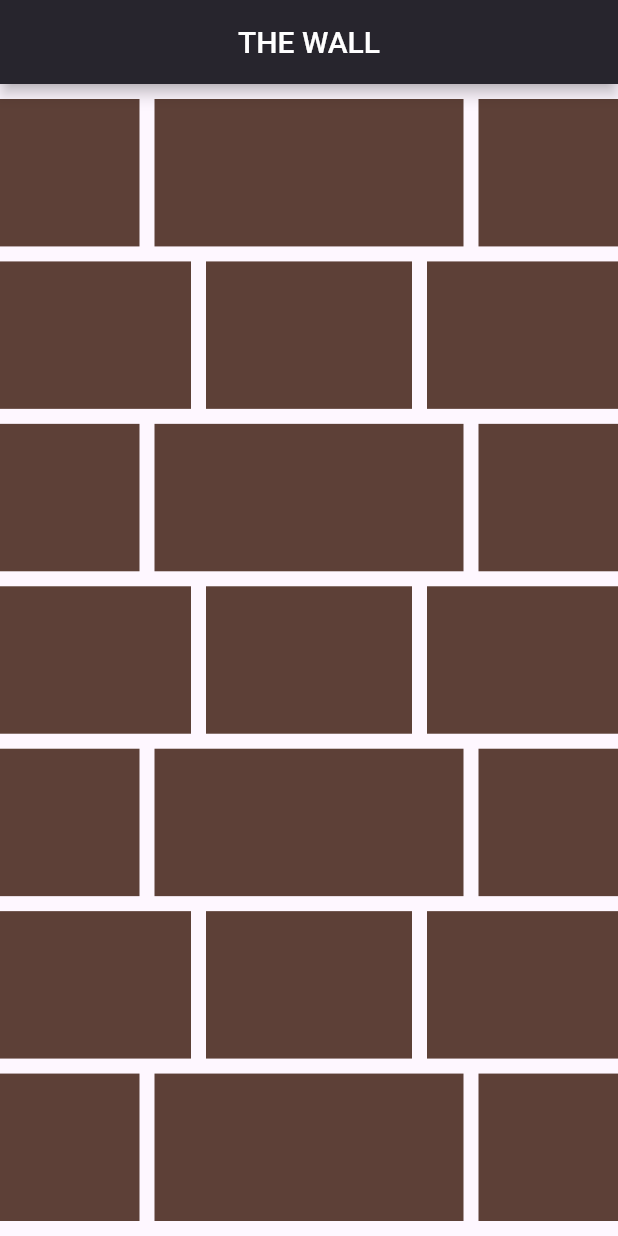
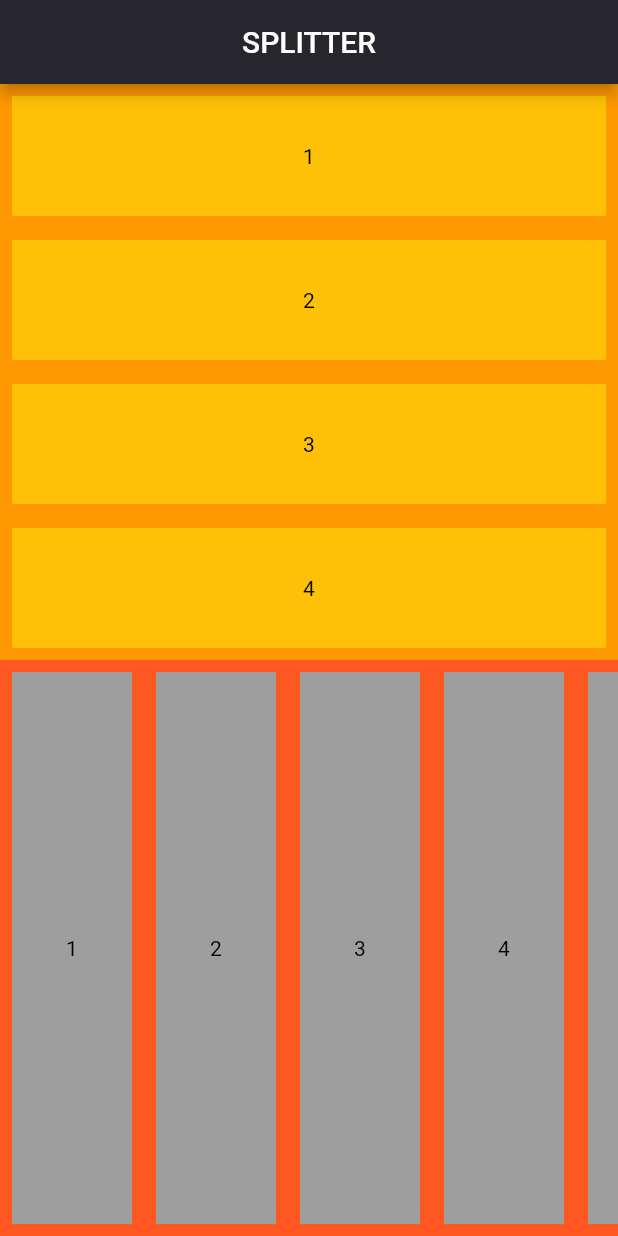
Before and after one commit to Zimil-Patel/e_commerce_tasks, a Flutter app: the screen it shows after launch, on a phone screen of 412 x 824 dp. Run offline on Flutter 3.47's test engine with Material 3 defaults, Android fonts, the phone set to English and light mode, and no system bars; our stand-ins replace google_fonts.

Commit message:
05-02-2024

```diff
--- /dev/null
+++ b/lib/5.5/Splitter.dart
@@ -0,0 +1,102 @@
+import 'package:e_commerce_tasks/main.dart';
+import 'package:e_commerce_tasks/util/GlobalVariables.dart';
+import 'package:flutter/material.dart';
+
+late double width;
+late double height;
+
+class Splitter extends StatefulWidget {
+  const Splitter({super.key});
+
+  @override
+  State<Splitter> createState() => _WallState();
+}
+
+class _WallState extends State<Splitter> {
+  @override
+  Widget build(BuildContext context) {
+    width = MediaQuery.of(context).size.width;
+    height = MediaQuery.of(context).size.height;
+
+    return MaterialApp(
+      debugShowCheckedModeBanner: false,
+      home: Scaffold(
+          appBar: addAppBar(
+              title: 'SPLITTER',
+              textColor: Colors.white,
+              bgColor: const Color(0xff212121),
+              centerTitle: true),
+          body: Column(
+            crossAxisAlignment: CrossAxisAlignment.center,
+            children: [
+              Expanded(child: addVerticalScroller()),
+              Expanded(child: addHorizontalScroller())
+            ],
+          )),
+    );
+  }
+
+  Widget addVerticalScroller() {
+    return Container(
+      height: height / 2,
+      width: width,
+      color: const Color(0xffff9800),
+      alignment: Alignment.bottomCenter,
+      child: SingleChildScrollView(
+        child: Column(
+          crossAxisAlignment: CrossAxisAlignment.center,
+          children: [
+            ...List.generate(
+                splitterList.length,
+                (index) => addContainer(
+                    num: splitterList[index],
+                    width: width,
+                    height: 80,
+                    color: const Color(0xffffc107))),
+          ],
+        ),
+      ),
+    );
+  }
+
+  Widget addHorizontalScroller() {
+    return Container(
+      height: height / 2,
+      width: width,
+      color: const Color(0xffff5722),
+      alignment: Alignment.bottomCenter,
+      child: SingleChildScrollView(
+        scrollDirection: Axis.horizontal,
+        child: Row(
+          children: [
+            ...List.generate(
+                splitterList.length,
+                (index) => addContainer(
+                    num: splitterList[index],
+                    width: 80,
+                    height: height / 2,
+                    color: const Color(0xff9e9e9e))),
+          ],
+        ),
+      ),
+    );
+  }
+
+  Widget addContainer(
+      {required int num,
+      required double width,
+      required double height,
+      required Color color}) {
+    return Container(
+      height: height,
+      width: width,
+      margin: EdgeInsets.all(8),
+      color: color,
+      alignment: Alignment.center,
+      child: Text(
+        '$num',
+        style: const TextStyle(color: Colors.black, fontSize: 14),
+      ),
+    );
+  }
+}
--- a/lib/main.dart
+++ b/lib/main.dart
@@ -1,11 +1,11 @@
-import 'package:e_commerce_tasks/5.5/Wall.dart';
+import 'package:e_commerce_tasks/5.5/Splitter.dart';
 import 'package:flutter/material.dart';
 
 void main() {
   // SystemChrome.setSystemUIOverlayStyle(const SystemUiOverlayStyle(
   //   statusBarColor: Colors.red,
   // ));
-  runApp(const Wall());
+  runApp(const Splitter());
 }
 
 AppBar addAppBar(
--- a/lib/util/GlobalVariables.dart
+++ b/lib/util/GlobalVariables.dart
@@ -5,3 +5,5 @@ List numList = List.empty(growable: true);
 int count = 1;
 
 List wallRow = [1, 2, 3, 4, 5, 6, 7];
+
+List splitterList = [1, 2, 3, 4, 5, 6, 7, 8, 9, 10];
```
